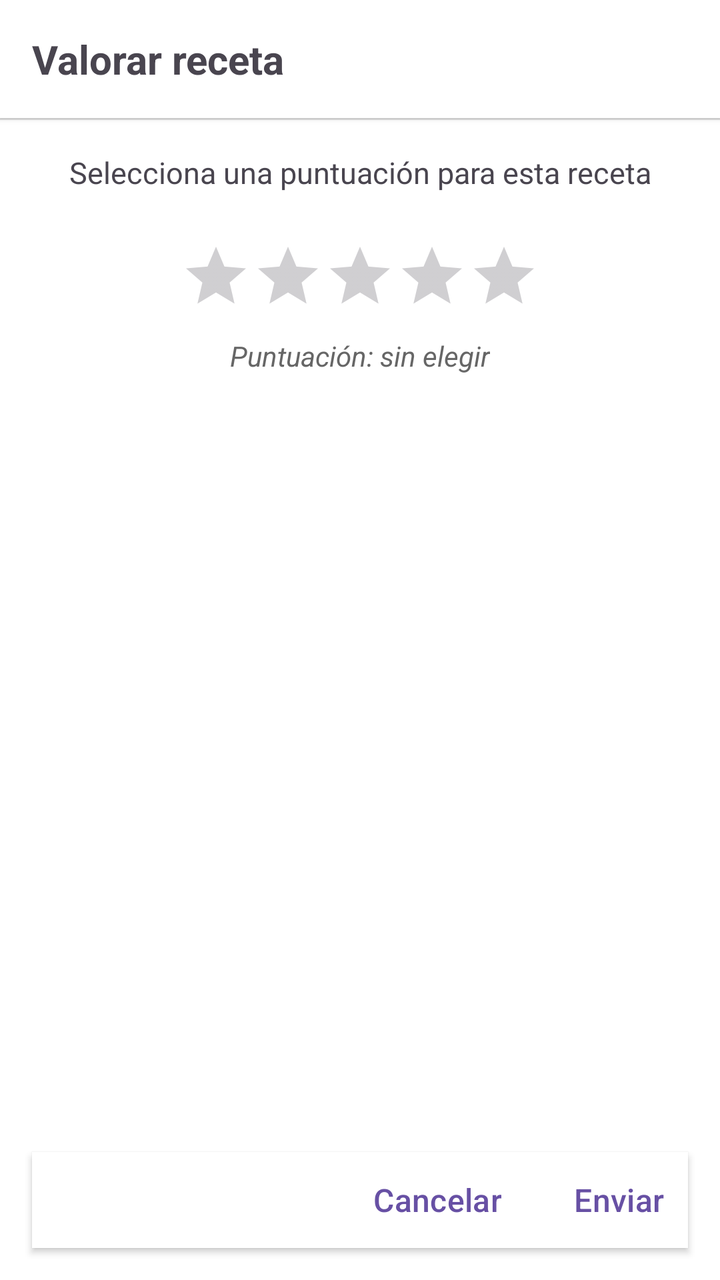
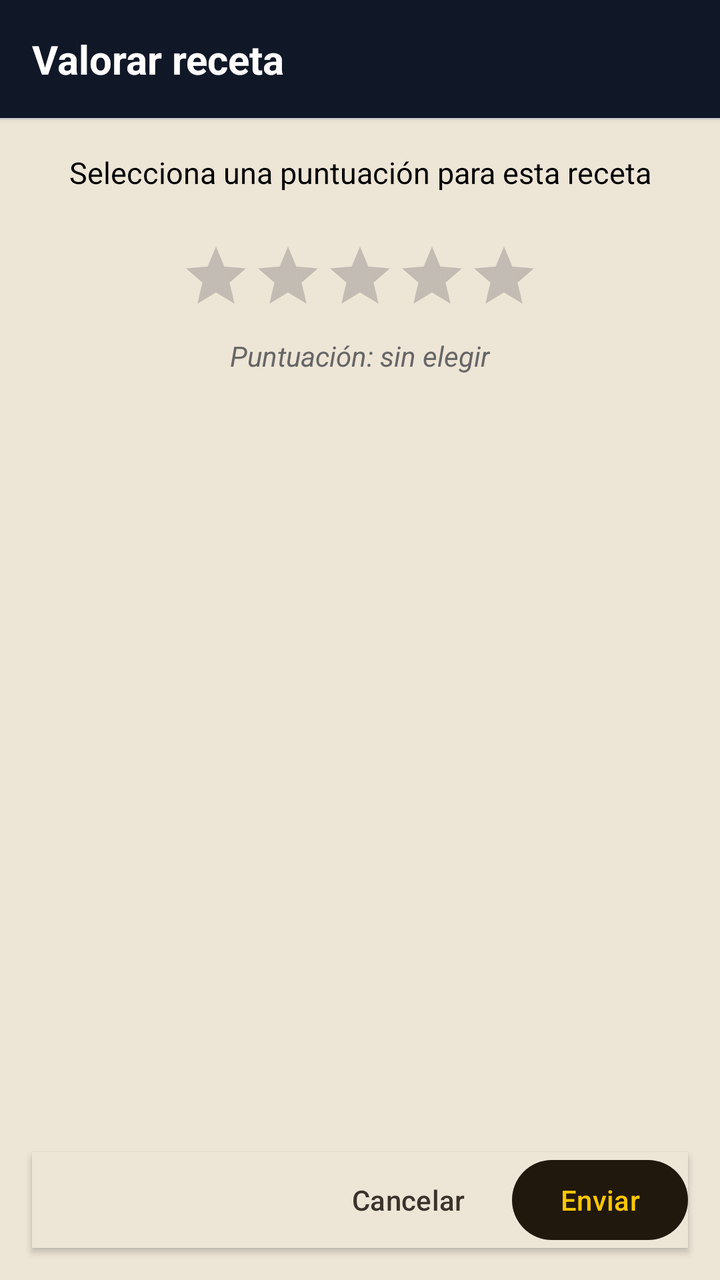

Before-and-after screenshots of an Android layout around one commit, followed by the original layout XML and the change that was made.
<!-- AndroidManifest.xml: application theme Theme.RefriMancia -->
<!-- res/layout/popup_valoracion.xml -->
<?xml version="1.0" encoding="utf-8"?>
<androidx.constraintlayout.widget.ConstraintLayout 
    xmlns:android="http://schemas.android.com/apk/res/android"
    xmlns:app="http://schemas.android.com/apk/res-auto"
    android:layout_width="match_parent"
    android:layout_height="match_parent"
    android:background="@android:color/white">

    
    <TextView
        android:id="@+id/tv_valoracion_titulo"
        android:layout_width="0dp"
        android:layout_height="wrap_content"
        android:padding="16dp"
        android:text="@string/review_dialog_title"
        android:textSize="20sp"
        android:textStyle="bold"
        android:background="@android:color/white"
        android:elevation="2dp"
        app:layout_constraintEnd_toEndOf="parent"
        app:layout_constraintStart_toStartOf="parent"
        app:layout_constraintTop_toTopOf="parent" />

    
    <View
        android:id="@+id/valoracion_divider"
        android:layout_width="match_parent"
        android:layout_height="1dp"
        android:background="#DDDDDD"
        app:layout_constraintTop_toBottomOf="@id/tv_valoracion_titulo" />

    
    <TextView
        android:id="@+id/tv_valoracion_receta"
        android:layout_width="0dp"
        android:layout_height="wrap_content"
        android:layout_marginStart="16dp"
        android:layout_marginTop="16dp"
        android:layout_marginEnd="16dp"
        android:text="@string/review_dialog_hint"
        android:textSize="15sp"
        android:gravity="center"
        app:layout_constraintEnd_toEndOf="parent"
        app:layout_constraintStart_toStartOf="parent"
        app:layout_constraintTop_toBottomOf="@id/valoracion_divider" />

    
    <RatingBar
        android:id="@+id/rb_valoracion"
        style="@style/Widget.AppCompat.RatingBar.Indicator"
        android:layout_width="wrap_content"
        android:layout_height="wrap_content"
        android:layout_marginTop="24dp"
        android:numStars="5"
        android:stepSize="1"
        android:rating="0"
        android:isIndicator="false"
        android:progressTint="?attr/colorPrimary"
        app:layout_constraintEnd_toEndOf="parent"
        app:layout_constraintStart_toStartOf="parent"
        app:layout_constraintTop_toBottomOf="@id/tv_valoracion_receta" />

    
    <TextView
        android:id="@+id/tv_valoracion_seleccionada"
        android:layout_width="wrap_content"
        android:layout_height="wrap_content"
        android:layout_marginTop="12dp"
        android:text="@string/review_dialog_selection_empty"
        android:textSize="14sp"
        android:textStyle="italic"
        android:textColor="#666666"
        app:layout_constraintEnd_toEndOf="parent"
        app:layout_constraintStart_toStartOf="parent"
        app:layout_constraintTop_toBottomOf="@id/rb_valoracion" />

    
    <LinearLayout
        android:id="@+id/layout_botones_valoracion"
        style="?android:attr/buttonBarStyle"
        android:layout_width="0dp"
        android:layout_height="wrap_content"
        android:layout_margin="16dp"
        android:orientation="horizontal"
        android:gravity="end"
        android:elevation="2dp"
        android:background="@android:color/white"
        app:layout_constraintBottom_toBottomOf="parent"
        app:layout_constraintEnd_toEndOf="parent"
        app:layout_constraintStart_toStartOf="parent">

        
        <Button
            android:id="@+id/btn_cancelar_valoracion"
            android:layout_width="wrap_content"
            android:layout_height="wrap_content"
            android:text="@string/review_dialog_cancel"
            style="?android:attr/buttonBarButtonStyle"
            android:textSize="16sp"
            android:textColor="?attr/colorPrimary" />

        
        <Button
            android:id="@+id/btn_enviar_valoracion"
            android:layout_width="wrap_content"
            android:layout_height="wrap_content"
            android:layout_marginStart="12dp"
            android:text="@string/review_dialog_send"
            style="?android:attr/buttonBarButtonStyle"
            android:textSize="16sp"
            android:textColor="?attr/colorPrimary" />
    </LinearLayout>

</androidx.constraintlayout.widget.ConstraintLayout>
<!-- resources referenced by this layout -->
<resources>
  <string name="review_dialog_cancel">Cancelar</string>
  <string name="review_dialog_hint">Selecciona una puntuación para esta receta</string>
  <string name="review_dialog_selection_empty">Puntuación: sin elegir</string>
  <string name="review_dialog_send">Enviar</string>
  <string name="review_dialog_title">Valorar receta</string>
  <style name="Theme.RefriMancia" parent="Base.Theme.RefriMancia" />
  <style name="Base.Theme.RefriMancia" parent="Theme.Material3.DayNight.NoActionBar">
          <item name="colorPrimary">@color/marron_oscuro</item>
          <item name="colorSecondary">@color/amarillo</item>
          
          <item name="android:statusBarColor">@color/marron_oscuro</item>
          <item name="android:windowLightStatusBar">false</item>
      </style>
  <color name="marron_oscuro">#21180d</color>
  <color name="amarillo">#fdc700</color>
</resources>

<!-- the commit's change to res/layout/popup_valoracion.xml (unified diff, before → after) -->
@@ -4,7 +4,7 @@
     xmlns:app="http://schemas.android.com/apk/res-auto"
     android:layout_width="match_parent"
     android:layout_height="match_parent"
-    android:background="@android:color/white">
+    android:background="@color/beige">
 
     
     <TextView
@@ -15,7 +15,8 @@
         android:text="@string/review_dialog_title"
         android:textSize="20sp"
         android:textStyle="bold"
-        android:background="@android:color/white"
+        android:textColor="@android:color/white"
+        android:background="@color/azul_oscuro"
         android:elevation="2dp"
         app:layout_constraintEnd_toEndOf="parent"
         app:layout_constraintStart_toStartOf="parent"
@@ -31,18 +32,19 @@
 
     
     <TextView
-        android:id="@+id/tv_valoracion_receta"
-        android:layout_width="0dp"
-        android:layout_height="wrap_content"
-        android:layout_marginStart="16dp"
-        android:layout_marginTop="16dp"
-        android:layout_marginEnd="16dp"
-        android:text="@string/review_dialog_hint"
-        android:textSize="15sp"
-        android:gravity="center"
-        app:layout_constraintEnd_toEndOf="parent"
-        app:layout_constraintStart_toStartOf="parent"
-        app:layout_constraintTop_toBottomOf="@id/valoracion_divider" />
+            android:id="@+id/tv_valoracion_receta"
+            android:layout_width="0dp"
+            android:layout_height="wrap_content"
+            android:layout_marginStart="16dp"
+            android:layout_marginTop="16dp"
+            android:layout_marginEnd="16dp"
+            android:text="@string/review_dialog_hint"
+            android:textSize="15sp"
+            android:gravity="center"
+            app:layout_constraintEnd_toEndOf="parent"
+            app:layout_constraintStart_toStartOf="parent"
+            app:layout_constraintTop_toBottomOf="@id/valoracion_divider"
+            android:textColor="@color/negro" />
 
     
     <RatingBar
@@ -55,7 +57,7 @@
         android:stepSize="1"
         android:rating="0"
         android:isIndicator="false"
-        android:progressTint="?attr/colorPrimary"
+        android:progressTint="@color/amarillo"
         app:layout_constraintEnd_toEndOf="parent"
         app:layout_constraintStart_toStartOf="parent"
         app:layout_constraintTop_toBottomOf="@id/tv_valoracion_receta" />
@@ -84,7 +86,7 @@
         android:orientation="horizontal"
         android:gravity="end"
         android:elevation="2dp"
-        android:background="@android:color/white"
+        android:background="@color/beige"
         app:layout_constraintBottom_toBottomOf="parent"
         app:layout_constraintEnd_toEndOf="parent"
         app:layout_constraintStart_toStartOf="parent">
@@ -95,20 +97,17 @@
             android:layout_width="wrap_content"
             android:layout_height="wrap_content"
             android:text="@string/review_dialog_cancel"
-            style="?android:attr/buttonBarButtonStyle"
-            android:textSize="16sp"
-            android:textColor="?attr/colorPrimary" />
+            style="?attr/borderlessButtonStyle"
+            android:textColor="@color/gris_marron"
+            android:layout_marginEnd="8dp" />
 
         
         <Button
             android:id="@+id/btn_enviar_valoracion"
             android:layout_width="wrap_content"
             android:layout_height="wrap_content"
-            android:layout_marginStart="12dp"
             android:text="@string/review_dialog_send"
-            style="?android:attr/buttonBarButtonStyle"
-            android:textSize="16sp"
-            android:textColor="?attr/colorPrimary" />
+            style="@style/estiloBotones" />
     </LinearLayout>
 
 </androidx.constraintlayout.widget.ConstraintLayout>
<!-- resource entries referenced after the edit -->
@@ -5,6 +5,10 @@
   <string name="review_dialog_selection_empty">Puntuación: sin elegir</string>
   <string name="review_dialog_send">Enviar</string>
   <string name="review_dialog_title">Valorar receta</string>
+  <style name="estiloBotones">
+          <item name="android:textColor">@color/amarillo</item>
+          <item name="backgroundTint">@color/marron_oscuro</item>
+      </style>
   <style name="Theme.RefriMancia" parent="Base.Theme.RefriMancia" />
   <style name="Base.Theme.RefriMancia" parent="Theme.Material3.DayNight.NoActionBar">
           <item name="colorPrimary">@color/marron_oscuro</item>
@@ -15,5 +19,9 @@
       </style>
   <color name="marron_oscuro">#21180d</color>
   <color name="amarillo">#fdc700</color>
+  <color name="azul_oscuro">#101828</color>
+  <color name="beige">#ede5d6</color>
+  <color name="gris_marron">#39332b</color>
+  <color name="negro">#000000</color>
 </resources>
 
